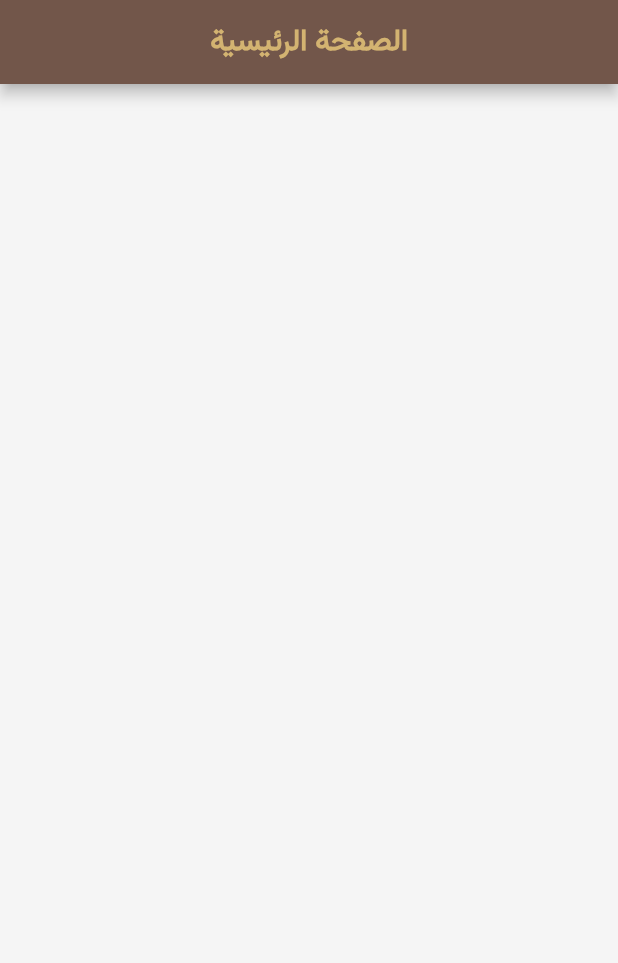
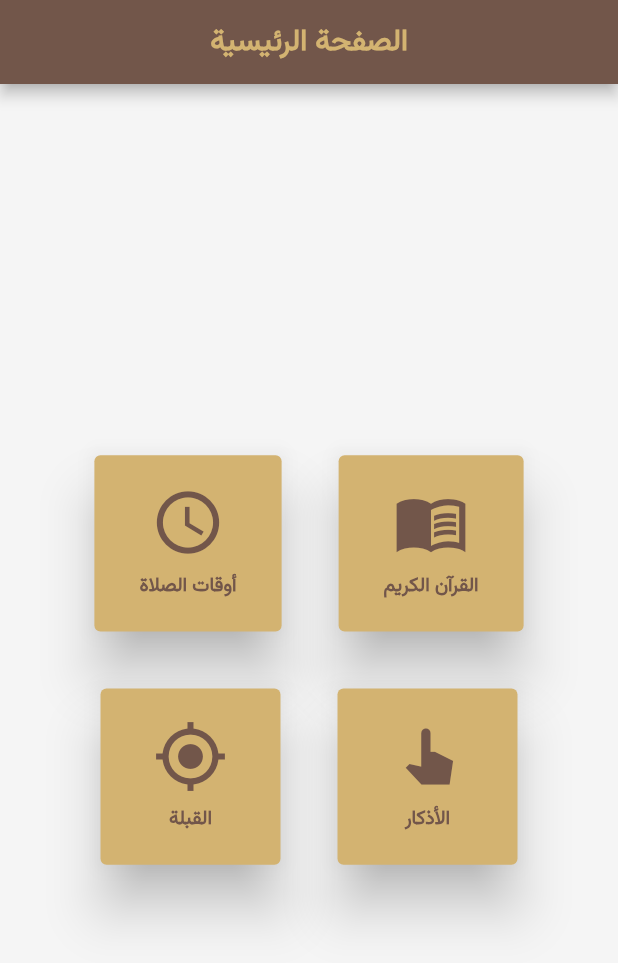
Before and after one commit to BashmailOmar/Alquran-Alshamel, a Flutter app: the screen it shows after launch, on a phone screen of 412 x 824 dp. Shown: the top 963 px of the screen. Run offline on Flutter 3.47's test engine with Material 2 defaults, Android fonts, the phone set to English and light mode, and no system bars.

Commit message:
splash and home screens UI are done

```diff
--- a/lib/constants.dart
+++ b/lib/constants.dart
@@ -18,3 +18,9 @@ const kSplashSubText = TextStyle(
   fontSize: 20,
   fontWeight: FontWeight.bold,
 );
+
+const kCardText = TextStyle(
+    color: Color(primaryBrown),
+    fontSize: 13,
+    fontFamily: 'Vazirmatn',
+    fontWeight: FontWeight.bold);
--- a/lib/screens/home_screen.dart
+++ b/lib/screens/home_screen.dart
@@ -26,7 +26,89 @@ class _HomeScreenState extends State<HomeScreen> {
           ),
         ),
       ),
-      body: Column(children: []),
+      body: Center(
+        child: Column(
+          mainAxisAlignment: MainAxisAlignment.center,
+          children: [
+            Row(
+              mainAxisAlignment: MainAxisAlignment.center,
+              children: [
+                CustomCard(
+                    cardText: 'أوقات الصلاة',
+                    cardIcon: Icons.access_time,
+                    cardHeight: 20,
+                    cardWidth: 30),
+                CustomCard(
+                    cardText: 'القرآن الكريم',
+                    cardIcon: Icons.menu_book_sharp,
+                    cardHeight: 20,
+                    cardWidth: 30),
+              ],
+            ),
+            Row(
+              mainAxisAlignment: MainAxisAlignment.center,
+              children: [
+                CustomCard(
+                    cardText: 'القبلة',
+                    cardIcon: Icons.gps_fixed,
+                    cardHeight: 20,
+                    cardWidth: 35),
+                CustomCard(
+                    cardText: 'الأذكار',
+                    cardIcon: Icons.pan_tool_alt_sharp,
+                    cardHeight: 20,
+                    cardWidth: 35),
+              ],
+            ),
+          ],
+        ),
+      ),
     );
   }
 }
+
+class CustomCard extends StatelessWidget {
+  final IconData cardIcon;
+  final String cardText;
+  final double cardHeight;
+  final double cardWidth;
+  // final Function onClick;
+  CustomCard({
+    required this.cardText,
+    required this.cardIcon,
+    required this.cardHeight,
+    required this.cardWidth,
+    /*required this.onClick*/
+  });
+
+  @override
+  Widget build(BuildContext context) {
+    return Padding(
+      padding: EdgeInsets.all(15),
+      child: Card(
+        elevation: 15,
+        color: Color(primaryGold),
+        child: Container(
+          margin:
+              EdgeInsets.symmetric(horizontal: cardWidth, vertical: cardHeight),
+          child: Column(
+            children: [
+              Icon(
+                cardIcon,
+                size: 50,
+                color: Color(primaryBrown),
+              ),
+              SizedBox(
+                height: 7.5,
+              ),
+              Text(
+                cardText,
+                style: kCardText,
+              ),
+            ],
+          ),
+        ),
+      ),
+    );
+  }
+}
```
